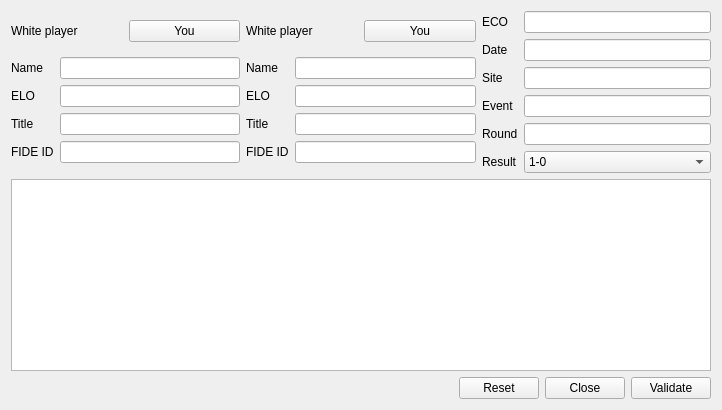
gillesmaire/myChessBase, file src/formcreatepgn.ui: the form before one commit.
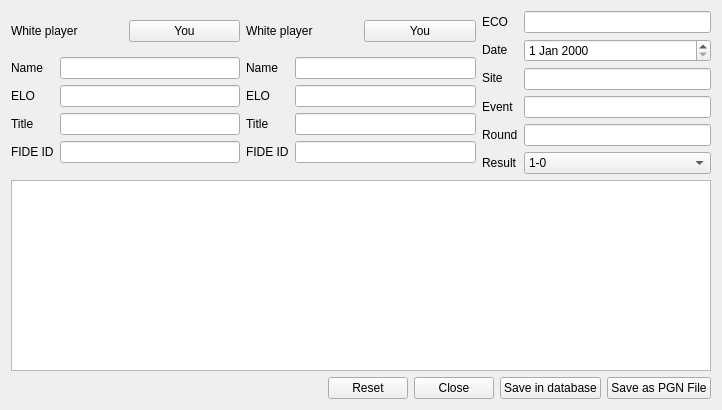
The form after the commit.

Diff of the .ui file:
```diff
--- a/src/formcreatepgn.ui
+++ b/src/formcreatepgn.ui
@@ -222,7 +222,7 @@
               <widget class="QLineEdit" name="lineEditECO"/>
              </item>
              <item>
-              <widget class="QLineEdit" name="lineEditFDate"/>
+              <widget class="QDateEdit" name="dateEdit"/>
              </item>
              <item>
               <widget class="QLineEdit" name="lineEditSite"/>
@@ -300,7 +300,14 @@
        <item>
         <widget class="QPushButton" name="pushButtonValidate">
          <property name="text">
-          <string>Validate</string>
+          <string>Save in database</string>
+         </property>
+        </widget>
+       </item>
+       <item>
+        <widget class="QPushButton" name="pushButtonSaveAsPGN">
+         <property name="text">
+          <string>Save as PGN File</string>
          </property>
         </widget>
        </item>
```
Left out of the diff: 8 changed lines with no effect on the pictures.
